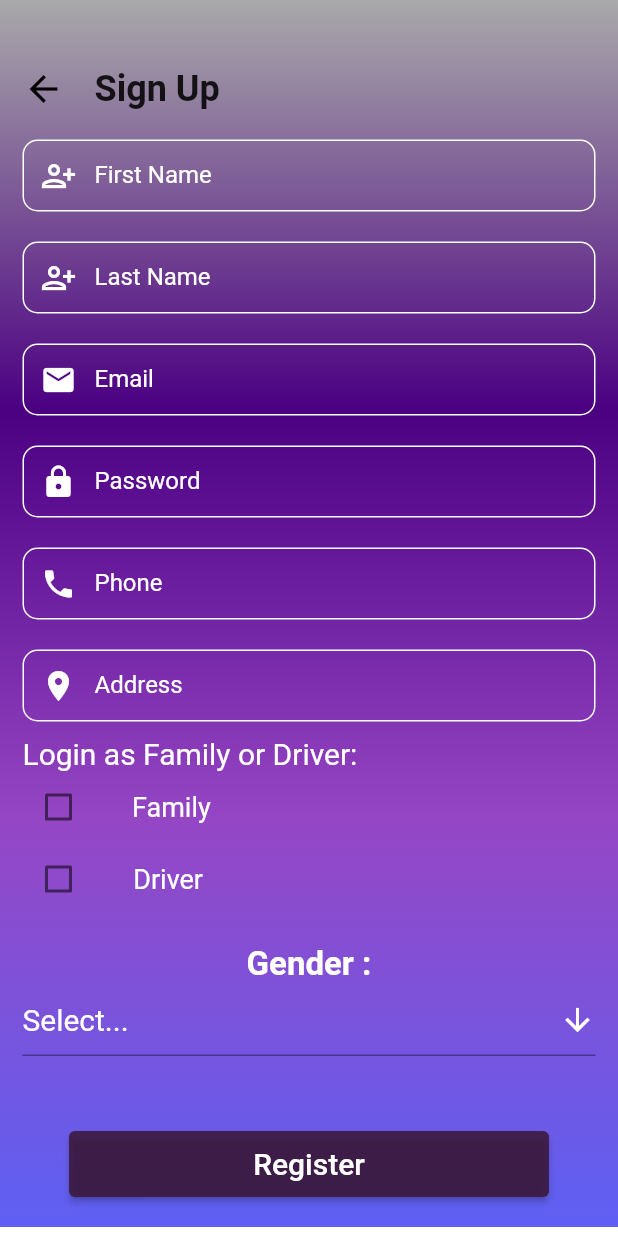
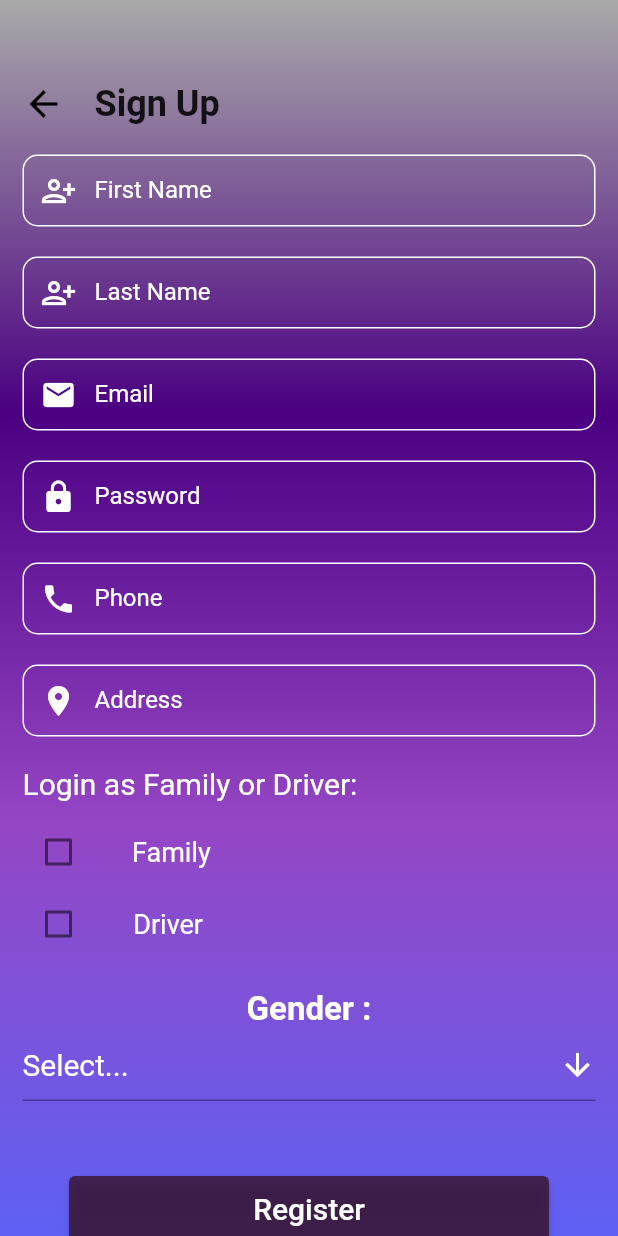
Before and after one commit to ghanayemomar/Monitoring-System-Heart-Failure-FlutterApp, a Flutter app: the SignUpScreen screen opened by its route, on a phone screen of 412 x 824 dp. Run offline on Flutter 3.47's test engine with Material 2 defaults, Android fonts, the phone set to English and light mode, and no system bars; drawn by our look-alikes of modal_progress_hud_nsn; our stand-ins replace cloud_firestore, firebase_auth, firebase_core, firebase_storage, fl_chart, google_maps_flutter and 3 more; missing offline and left inert: dart:ffi, flutter_polyline_points; accounts and stored records are empty.

```diff
--- a/lib/Screens/SignUpScreen.dart
+++ b/lib/Screens/SignUpScreen.dart
@@ -121,7 +121,7 @@ class _SignUpScreenState extends State<SignUpScreen> {
                       padding: EdgeInsets.symmetric(horizontal: 15),
                       child: Column(
                         children: [
-                          SizedBox(height: 20),
+                          SizedBox(height: 30),
                           SizedBox(
                             height: 25,
                           ),
@@ -462,7 +462,7 @@ class _SignUpScreenState extends State<SignUpScreen> {
                               ),
                             ),
                           ),
-                          SizedBox(height: 10),
+                          SizedBox(height: 20),
                           //////////////////////////////////////////////////
                           ///
                           ///
@@ -480,6 +480,9 @@ class _SignUpScreenState extends State<SignUpScreen> {
                                           fontSize: 20, color: Colors.white),
                                     ),
                                   ],
+                                ),
+                                SizedBox(
+                                  height: 10,
                                 ),
                                 ///// Family? + familyToken ///////////////////////////////////
                                 Column(
@@ -734,8 +737,7 @@ class _SignUpScreenState extends State<SignUpScreen> {
                             "address": _addressController.text.trim(),
                             "Type": _Type,
                             "Gender": _Gender,
-                              "token_driver":
-                                  _TokenDriverController.text.trim(),
+                            "token_driver": _TokenDriverController.text.trim(),
                             "image": _image,
                           }).then((vlaue) => {
                                     //print(_emailController.text.trim())
@@ -750,8 +752,7 @@ class _SignUpScreenState extends State<SignUpScreen> {
                             Navigator.of(context).pushReplacement(
                                 MaterialPageRoute(
                                     builder: ((context) => Token(
-                                          familyEmail:
-                                              _emailController.text))));
+                                        familyEmail: _emailController.text))));
                           }
 
                           //lets make a new screen
@@ -770,7 +771,11 @@ class _SignUpScreenState extends State<SignUpScreen> {
                           );
                         }
                       },
-                      )),
+                    ),
+                  ),
+                  SizedBox(
+                    height: 40,
+                  )
                 ],
               ),
             ),
```
Also changed, not shown: lib/Screens/LoginScreen.dart (+6 -2 lines). Lines whose indentation alone changed are shown as unchanged.
